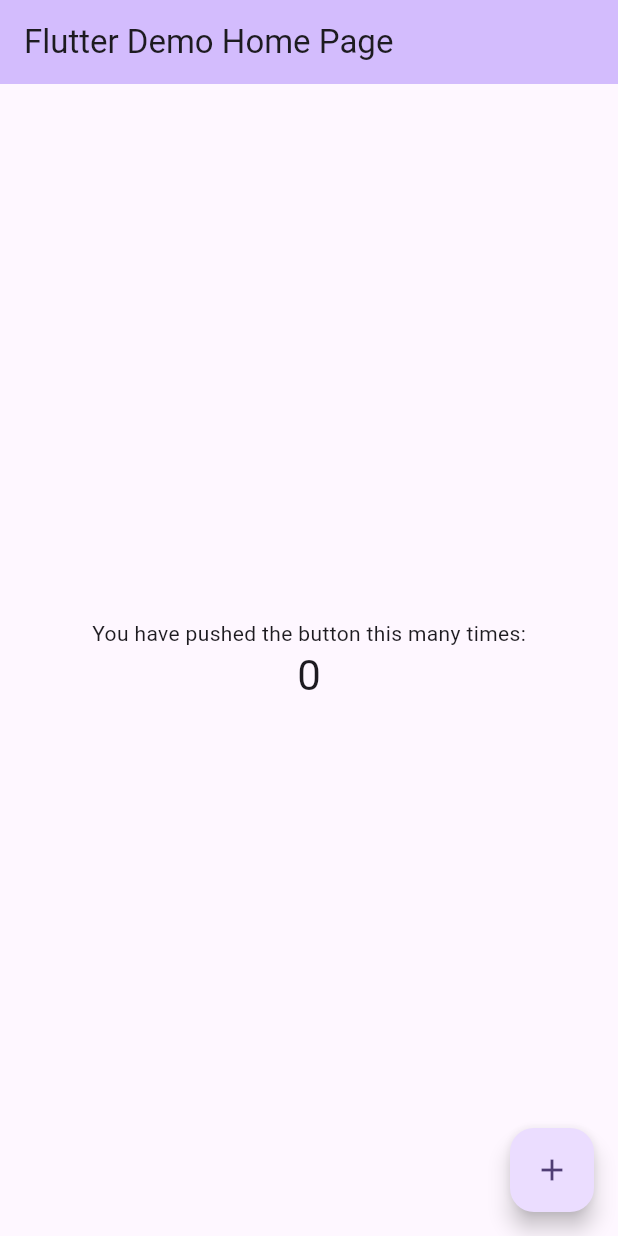
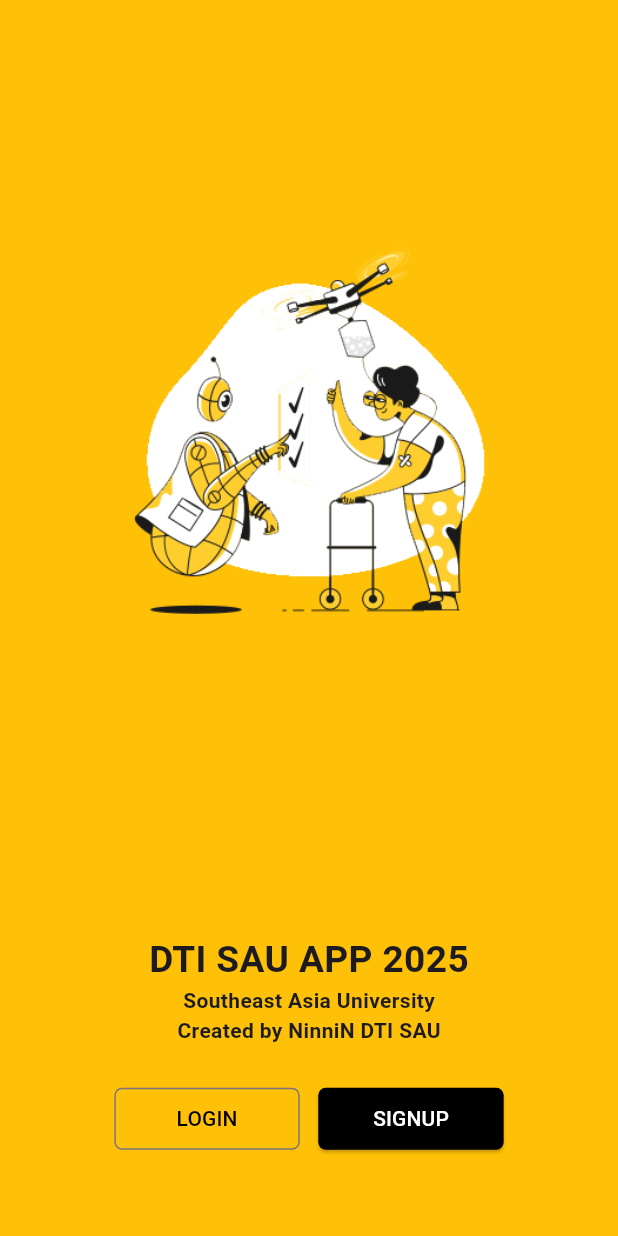
Before and after one commit to jirawadsocool/dti_sau_project, a Flutter app: the screen it shows after launch, on a phone screen of 412 x 824 dp. Run offline on Flutter 3.47's test engine with Material 3 defaults, Android fonts, the phone set to English and light mode, and no system bars.

Commit message:
v.2 WelcomeUI Complete

```diff
--- a/lib/main.dart
+++ b/lib/main.dart
@@ -1,125 +1,26 @@
+import 'package:dti_sau_project/views/welcome_ui.dart';
 import 'package:flutter/material.dart';
 
-void main() {
-  runApp(const MyApp());
+void main(){
+  runApp(
+    //เรียกใช้งานคลาสที่เรียกใฃ้ widget หลักของแอป MaterialApp()
+    DtiSau()
+  );
+}
+//.................................................
+class DtiSau extends StatefulWidget {
+  const DtiSau({super.key});
+
+  @override
+  State<DtiSau> createState() => _DtiSauState();
 }
 
-class MyApp extends StatelessWidget {
-  const MyApp({super.key});
-
-  // This widget is the root of your application.
+class _DtiSauState extends State<DtiSau> {
   @override
   Widget build(BuildContext context) {
     return MaterialApp(
-      title: 'Flutter Demo',
-      theme: ThemeData(
-        // This is the theme of your application.
-        //
-        // TRY THIS: Try running your application with "flutter run". You'll see
-        // the application has a purple toolbar. Then, without quitting the app,
-        // try changing the seedColor in the colorScheme below to Colors.green
-        // and then invoke "hot reload" (save your changes or press the "hot
-        // reload" button in a Flutter-supported IDE, or press "r" if you used
-        // the command line to start the app).
-        //
-        // Notice that the counter didn't reset back to zero; the application
-        // state is not lost during the reload. To reset the state, use hot
-        // restart instead.
-        //
-        // This works for code too, not just values: Most code changes can be
-        // tested with just a hot reload.
-        colorScheme: ColorScheme.fromSeed(seedColor: Colors.deepPurple),
-        useMaterial3: true,
-      ),
-      home: const MyHomePage(title: 'Flutter Demo Home Page'),
+      debugShowCheckedModeBanner: false,
+      home: WelcomeUI(),
     );
   }
 }
-
-class MyHomePage extends StatefulWidget {
-  const MyHomePage({super.key, required this.title});
-
-  // This widget is the home page of your application. It is stateful, meaning
-  // that it has a State object (defined below) that contains fields that affect
-  // how it looks.
-
-  // This class is the configuration for the state. It holds the values (in this
-  // case the title) provided by the parent (in this case the App widget) and
-  // used by the build method of the State. Fields in a Widget subclass are
-  // always marked "final".
-
-  final String title;
-
-  @override
-  State<MyHomePage> createState() => _MyHomePageState();
-}
-
-class _MyHomePageState extends State<MyHomePage> {
-  int _counter = 0;
-
-  void _incrementCounter() {
-    setState(() {
-      // This call to setState tells the Flutter framework that something has
-      // changed in this State, which causes it to rerun the build method below
-      // so that the display can reflect the updated values. If we changed
-      // _counter without calling setState(), then the build method would not be
-      // called again, and so nothing would appear to happen.
-      _counter++;
-    });
-  }
-
-  @override
-  Widget build(BuildContext context) {
-    // This method is rerun every time setState is called, for instance as done
-    // by the _incrementCounter method above.
-    //
-    // The Flutter framework has been optimized to make rerunning build methods
-    // fast, so that you can just rebuild anything that needs updating rather
-    // than having to individually change instances of widgets.
-    return Scaffold(
-      appBar: AppBar(
-        // TRY THIS: Try changing the color here to a specific color (to
-        // Colors.amber, perhaps?) and trigger a hot reload to see the AppBar
-        // change color while the other colors stay the same.
-        backgroundColor: Theme.of(context).colorScheme.inversePrimary,
-        // Here we take the value from the MyHomePage object that was created by
-        // the App.build method, and use it to set our appbar title.
-        title: Text(widget.title),
-      ),
-      body: Center(
-        // Center is a layout widget. It takes a single child and positions it
-        // in the middle of the parent.
-        child: Column(
-          // Column is also a layout widget. It takes a list of children and
-          // arranges them vertically. By default, it sizes itself to fit its
-          // children horizontally, and tries to be as tall as its parent.
-          //
-          // Column has various properties to control how it sizes itself and
-          // how it positions its children. Here we use mainAxisAlignment to
-          // center the children vertically; the main axis here is the vertical
-          // axis because Columns are vertical (the cross axis would be
-          // horizontal).
-          //
-          // TRY THIS: Invoke "debug painting" (choose the "Toggle Debug Paint"
-          // action in the IDE, or press "p" in the console), to see the
-          // wireframe for each widget.
-          mainAxisAlignment: MainAxisAlignment.center,
-          children: <Widget>[
-            const Text(
-              'You have pushed the button this many times:',
-            ),
-            Text(
-              '$_counter',
-              style: Theme.of(context).textTheme.headlineMedium,
-            ),
-          ],
-        ),
-      ),
-      floatingActionButton: FloatingActionButton(
-        onPressed: _incrementCounter,
-        tooltip: 'Increment',
-        child: const Icon(Icons.add),
-      ), // This trailing comma makes auto-formatting nicer for build methods.
-    );
-  }
-}
--- /dev/null
+++ b/lib/views/login_ui.dart
@@ -0,0 +1,15 @@
+import 'package:flutter/material.dart';
+
+class LoginUi extends StatefulWidget {
+  const LoginUi({super.key});
+
+  @override
+  State<LoginUi> createState() => _LoginUiState();
+}
+
+class _LoginUiState extends State<LoginUi> {
+  @override
+  Widget build(BuildContext context) {
+    return Scaffold();
+  }
+}
--- /dev/null
+++ b/lib/views/signup_ui.dart
@@ -0,0 +1,15 @@
+import 'package:flutter/material.dart';
+
+class SignupUi extends StatefulWidget {
+  const SignupUi({super.key});
+
+  @override
+  State<SignupUi> createState() => _SignupUiState();
+}
+
+class _SignupUiState extends State<SignupUi> {
+  @override
+  Widget build(BuildContext context) {
+    return Scaffold();
+  }
+}
--- /dev/null
+++ b/lib/views/welcome_ui.dart
@@ -0,0 +1,102 @@
+// ignore_for_file: sort_child_properties_last
+
+import 'package:flutter/material.dart';
+
+class WelcomeUI extends StatefulWidget {
+  const WelcomeUI({super.key});
+
+  @override
+  State<WelcomeUI> createState() => _WelcomeUIState();
+}
+
+class _WelcomeUIState extends State<WelcomeUI> {
+  @override
+  Widget build(BuildContext context) {
+    return Scaffold(
+      backgroundColor: Colors.amber,
+      body: Center(
+        child: Column(
+          children: [
+            SizedBox(
+              height: MediaQuery.of(context).size.height * 0.18,
+            ),
+            Image.asset(
+              'assets/images/logo.png',
+              width: MediaQuery.of(context).size.width * 0.7,
+            ),
+            SizedBox(
+              height: MediaQuery.of(context).size.height * 0.225,
+            ),
+            Text(
+              'DTI SAU APP 2025',
+              style: TextStyle(
+                fontSize: MediaQuery.of(context).size.height * 0.03,
+                fontWeight: FontWeight.bold,
+              ),
+            ),
+            Text(
+              'Southeast Asia University',
+              style: TextStyle(
+                fontWeight: FontWeight.bold,
+              ),
+            ),
+            Text(
+              'Created by NinniN DTI SAU',
+              style: TextStyle(
+                fontWeight: FontWeight.bold,
+              ),
+            ),
+            SizedBox(
+              height: MediaQuery.of(context).size.height * 0.03,
+            ),
+            Row(
+              mainAxisAlignment: MainAxisAlignment.center,
+              children: [
+                OutlinedButton(
+                  onPressed: () {},
+                  child: Text(
+                    'LOGIN',
+                     style: TextStyle(
+                      color: Colors.black,
+                    ),
+                  ),
+                  style: OutlinedButton.styleFrom(
+                    fixedSize: Size(
+                      MediaQuery.of(context).size.width * 0.3,
+                      MediaQuery.of(context).size.height * 0.05,
+                    ),
+                    shape: RoundedRectangleBorder(
+                      borderRadius: BorderRadius.circular(5.0),
+                    ),
+                  ),
+                ),
+                SizedBox(
+                  width: MediaQuery.of(context).size.width * 0.03,
+                ),
+                ElevatedButton(
+                  onPressed: () {},
+                  child: Text(
+                    'SIGNUP',
+                    style: TextStyle(
+                      color: Colors.white,
+                    ),
+                  ),
+                  style: ElevatedButton.styleFrom(
+                    backgroundColor: Colors.black,
+                    fixedSize: Size(
+                      MediaQuery.of(context).size.width * 0.3,
+                      MediaQuery.of(context).size.height * 0.05,
+                    ),
+                    shape: RoundedRectangleBorder(
+                      borderRadius: BorderRadius.circular(5.0),
+                    ),
+                  ),
+                ),
+              ],
+            ),
+          ],
+        ),
+      ),
+    );
+  }
+}
```
